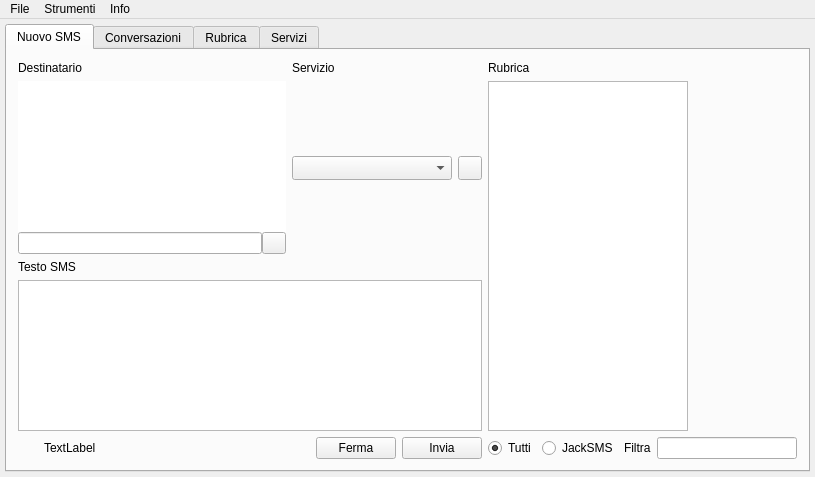
The window that mainjacksms.ui (freesmee/freesmee-desktop) describes before a commit, drawn with Qt 5.
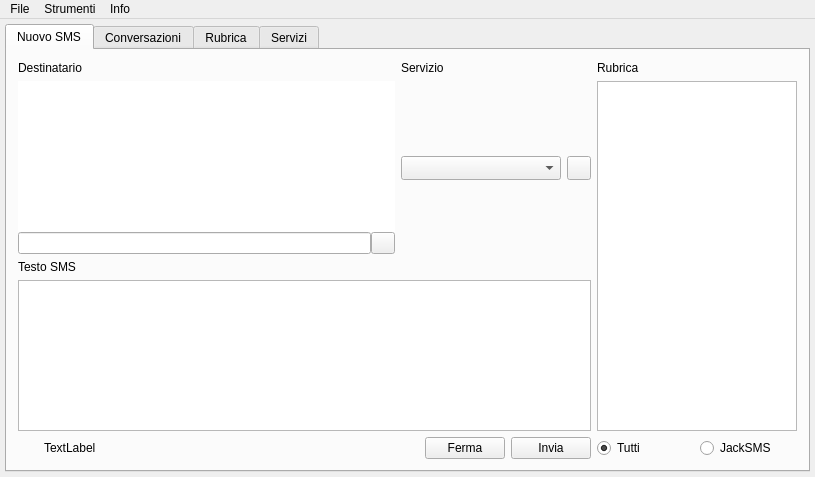
The same window after the commit. The open tabs and pages were chosen to show the change. Icons and pictures are not drawn. Custom widgets are drawn as their Qt base class.

```diff
--- a/mainjacksms.ui
+++ b/mainjacksms.ui
@@ -928,44 +928,6 @@
                   </item>
                  </layout>
                 </item>
-                <item>
-                 <widget class="QLabel" name="label_5">
-                  <property name="sizePolicy">
-                   <sizepolicy hsizetype="Fixed" vsizetype="Minimum">
-                    <horstretch>0</horstretch>
-                    <verstretch>0</verstretch>
-                   </sizepolicy>
-                  </property>
-                  <property name="maximumSize">
-                   <size>
-                    <width>50</width>
-                    <height>16777215</height>
-                   </size>
-                  </property>
-                  <property name="layoutDirection">
-                   <enum>Qt::RightToLeft</enum>
-                  </property>
-                  <property name="text">
-                   <string>Filtra</string>
-                  </property>
-                 </widget>
-                </item>
-                <item>
-                 <widget class="QLineEdit" name="RicercaVeloce">
-                  <property name="sizePolicy">
-                   <sizepolicy hsizetype="Preferred" vsizetype="Fixed">
-                    <horstretch>0</horstretch>
-                    <verstretch>0</verstretch>
-                   </sizepolicy>
-                  </property>
-                  <property name="minimumSize">
-                   <size>
-                    <width>140</width>
-                    <height>0</height>
-                   </size>
-                  </property>
-                 </widget>
-                </item>
                </layout>
               </item>
               <item row="0" column="2">
```
Left out of the diff: 25 changed lines with no effect on the pictures.
